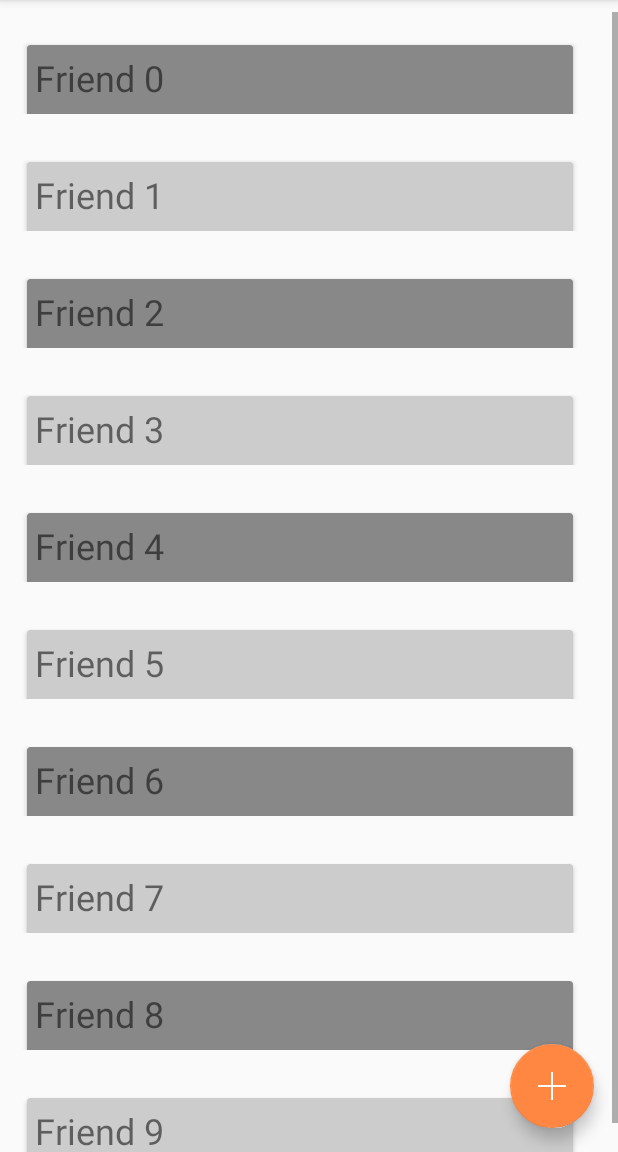
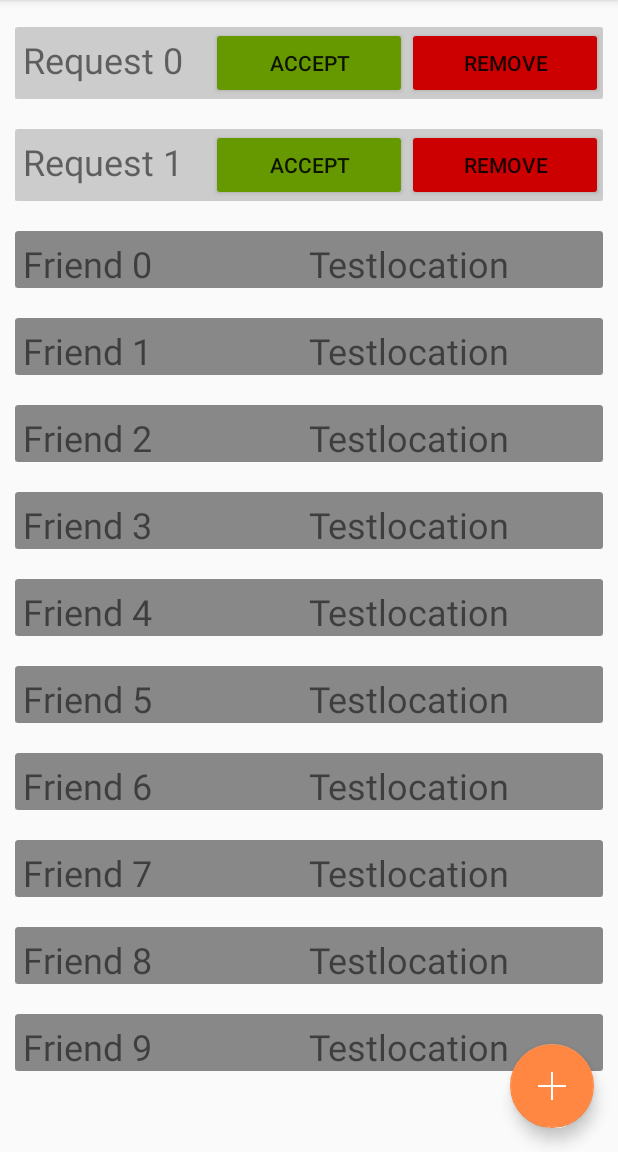
Before and after one commit to SpacesAppSoftwareEngineeringTeam/Spaces, an Android app: the FriendListActivity screen opened directly, with no data from a screen before it, on a phone screen of 412 x 824 dp, the part 84-1236 px from its top. Run offline under Robolectric (Android 15) with nearby library versions, the phone set to English and light mode, and no system bars; our stand-ins replace Firebase (no records; nobody signed in at launch, a user with empty details on screens opened directly); libraries missing offline, so code that uses them is left out: com.karumi.dexter.

Commit message:
working on friendlist stuff

```diff
--- a/app/src/main/java/com/example/spaces/spaces/FriendListActivity.java
+++ b/app/src/main/java/com/example/spaces/spaces/FriendListActivity.java
@@ -33,9 +33,16 @@ public class FriendListActivity extends BaseActivity {
         Random r = new Random();
         for (int i = 0; i < testFriendData.length; i++) {
             testFriendData[i] = new User("Friend " + i, "Friend" + i + "@case.edu");
+            testFriendData[i].setLocationID("Testlocation");
         }
 
-        mainRecyclerAdapter = new FriendListAdapter(testFriendData);
+        User[] testFriendRequestData = new User[2];
+        for (int i = 0; i < testFriendRequestData.length; i++) {
+            testFriendRequestData[i] = new User("Request " + i, "Friend" + i + "@case.edu");
+            testFriendRequestData[i].setLocationID("Testlocation");
+        }
+
+        mainRecyclerAdapter = new FriendListAdapter(testFriendData,testFriendRequestData);
         mainRecyclerView.setAdapter(mainRecyclerAdapter);
 
         // Setup add friend FAB
--- a/app/src/main/java/com/example/spaces/spaces/FriendListAdapter.java
+++ b/app/src/main/java/com/example/spaces/spaces/FriendListAdapter.java
@@ -1,11 +1,14 @@
 package com.example.spaces.spaces;
 
 import android.graphics.Color;
+import android.opengl.Visibility;
 import android.support.v7.widget.CardView;
 import android.support.v7.widget.RecyclerView;
+import android.util.Log;
 import android.view.LayoutInflater;
 import android.view.View;
 import android.view.ViewGroup;
+import android.widget.Button;
 import android.widget.TextView;
 
 import com.example.spaces.spaces.models.User;
@@ -18,7 +21,10 @@ import org.w3c.dom.Text;
 
 public class FriendListAdapter extends RecyclerView.Adapter<FriendListAdapter.ViewHolder> {
 
-    private User[] mDataset;
+    private static final String TAG = "FriendListAdapter";
+
+    private User[] mFriendsDataset;
+    private User[] mFriendRequestsDataset;
 
     // Provide a reference to the views for each data item
     // Complex data items may need more than one view per item, and
@@ -27,19 +33,25 @@ public class FriendListAdapter extends RecyclerView.Adapter<FriendListAdapter.Vi
         public CardView mCardView;       // Containing card for friend
         public TextView mFriendNameView;
         public TextView mFriendLocationView;
+        public Button mFriendAcceptButton;
+        public Button mFriendRemoveButton;
 
         public ViewHolder(View v) {
             super(v);
             mCardView = v.findViewById(R.id.friendCardView);
             mFriendNameView = v.findViewById(R.id.friendNameText);
             mFriendLocationView = v.findViewById(R.id.friendLocationText);
+            mFriendAcceptButton = v.findViewById(R.id.friendAcceptButton);
+            mFriendRemoveButton = v.findViewById(R.id.friendRemoveButton);
         }
 
     }
 
     // Provide a suitable constructor (depends on the kind of dataset)
-    public FriendListAdapter(User[] myDataset) {
-        mDataset = myDataset;
+    public FriendListAdapter(User[] myFriendsDataset, User[] myFriendRequestsDataset) {
+        mFriendsDataset = myFriendsDataset;
+        mFriendRequestsDataset = myFriendRequestsDataset;
+
     }
 
     // Create new views (invoked by the layout manager)
@@ -58,25 +70,47 @@ public class FriendListAdapter extends RecyclerView.Adapter<FriendListAdapter.Vi
     public void onBindViewHolder(ViewHolder holder, int position) {
         // - get element from your dataset at this position
         // - replace the contents of the view with that element
+        User user = getUserFromPosition(position);
 
         // Set card characteristics
-        if (position % 2 == 0)           // Alternate light gray and gray for enhanced readability
-            holder.mCardView.setCardBackgroundColor(Color.GRAY);
-        else
+        holder.mFriendNameView.setText(user.getUsername());
+        holder.mFriendNameView.setTextSize(24);
+
+        if(position < mFriendRequestsDataset.length){
             holder.mCardView.setCardBackgroundColor(Color.LTGRAY);
 
-        // Set friend name
-        holder.mFriendNameView.setText(mDataset[position].getUsername());
-        holder.mFriendNameView.setTextSize(24);
+            holder.mFriendLocationView.setVisibility(View.GONE);
+            holder.mFriendAcceptButton.setVisibility(View.VISIBLE);
+            holder.mFriendRemoveButton.setVisibility(View.VISIBLE);
+        }
+        else{
+            holder.mCardView.setCardBackgroundColor(Color.GRAY);
 
-        // Set friend location
-        holder.mFriendLocationView.setText(mDataset[position].getLocationID());
-        holder.mFriendLocationView.setTextSize(24);
+            holder.mFriendLocationView.setVisibility(View.VISIBLE);
+            holder.mFriendLocationView.setText(user.getLocationID());
+            holder.mFriendLocationView.setTextSize(24);
+
+            holder.mFriendAcceptButton.setVisibility(View.GONE);
+            holder.mFriendRemoveButton.setVisibility(View.GONE);
+        }
     }
 
     // Return the size of your dataset (invoked by the layout manager)
     @Override
     public int getItemCount() {
-        return mDataset.length;
+        return mFriendRequestsDataset.length + mFriendsDataset.length ;
+    }
+
+    public User getUserFromPosition(int position){
+        if(position < 0 || position > getItemCount()){
+            Log.d(TAG,"Position is out of range");
+        }
+        if(position < mFriendRequestsDataset.length){
+            return mFriendRequestsDataset[position];
+        }
+        else{
+            int adjustedPosition = position - mFriendRequestsDataset.length;
+            return mFriendsDataset[adjustedPosition];
+        }
     }
 }
--- a/app/src/main/java/com/example/spaces/spaces/SignInActivity.java
+++ b/app/src/main/java/com/example/spaces/spaces/SignInActivity.java
@@ -59,7 +59,7 @@ public class SignInActivity extends BaseActivity implements View.OnClickListener
 
         // Check auth on Activity start
         if (mAuth.getCurrentUser() != null) {
-            onAuthSuccess(mAuth.getCurrentUser());
+            onAuthSuccess(mAuth.getCurrentUser(), mAuth.getCurrentUser().getDisplayName());
         }
     }
 
@@ -80,7 +80,8 @@ public class SignInActivity extends BaseActivity implements View.OnClickListener
                         Log.d(TAG, "signIn:onComplete:" + task.isSuccessful());
                         hideProgressDialog();
                         if (task.isSuccessful()) {
-                            onAuthSuccess(task.getResult().getUser());
+                            FirebaseUser user = task.getResult().getUser();
+                            onAuthSuccess(user, user.getDisplayName());
                         } else {
                             Toast.makeText(SignInActivity.this, "Sign In Failed",
                                     Toast.LENGTH_SHORT).show();
@@ -121,7 +122,7 @@ public class SignInActivity extends BaseActivity implements View.OnClickListener
                                             }
                                         }
                                     });
-                            onAuthSuccess(user);
+                            onAuthSuccess(user, name);
                         } else {
                             Log.d(TAG, "createUser failed",task.getException());
                             Toast.makeText(SignInActivity.this, "Sign Up Failed",
@@ -131,12 +132,10 @@ public class SignInActivity extends BaseActivity implements View.OnClickListener
                 });
     }
 
-    private void onAuthSuccess(FirebaseUser user) {
-        //String username = usernameFromEmail(user.getEmail());
-        String username = user.getDisplayName();
+    private void onAuthSuccess(FirebaseUser user, String name) {
+        String username = name;
         // Write new user
         writeNewUser(user.getUid(), username, user.getEmail());
-
         // Go to MainActivity
         startActivity(new Intent(SignInActivity.this, MainActivity.class));
         finish();
--- a/app/src/main/res/layout/friend_cardview_item.xml
+++ b/app/src/main/res/layout/friend_cardview_item.xml
@@ -8,12 +8,14 @@
 
     <android.support.v7.widget.CardView
         android:id="@+id/friendCardView"
-        android:layout_width="364dp"
-        android:layout_height="50dp"
-        android:layout_gravity="center"
-        android:layout_marginEnd="8dp"
-        android:layout_marginStart="8dp"
-        android:layout_marginTop="8dp">
+        android:layout_width="match_parent"
+        android:layout_height="wrap_content"
+        android:layout_gravity="center">
+
+        <LinearLayout
+            android:layout_width="match_parent"
+            android:layout_height="match_parent"
+            android:orientation="horizontal">
 
             <TextView
                 android:id="@+id/friendNameText"
@@ -21,15 +23,37 @@
                 android:layout_height="match_parent"
                 android:layout_marginLeft="5dp"
                 android:layout_marginStart="5dp"
-            android:layout_marginTop="5dp" />
+                android:layout_marginTop="5dp"
+                android:layout_weight="1" />
 
             <TextView
                 android:id="@+id/friendLocationText"
                 android:layout_width="match_parent"
                 android:layout_height="match_parent"
+                android:layout_marginEnd="5dp"
                 android:layout_marginRight="5dp"
-            android:layout_marginEnd="5dp"
-            android:layout_marginTop="5dp" />
+                android:layout_marginTop="5dp"
+                android:layout_weight="1"
+                android:visibility="gone" />
+
+            <Button
+                android:id="@+id/friendAcceptButton"
+                android:layout_width="match_parent"
+                android:layout_height="wrap_content"
+                android:layout_weight="1"
+                android:backgroundTint="@android:color/holo_green_dark"
+                android:text="Accept"
+                android:visibility="visible" />
+
+            <Button
+                android:id="@+id/friendRemoveButton"
+                android:layout_width="match_parent"
+                android:layout_height="wrap_content"
+                android:layout_weight="1"
+                android:backgroundTint="@android:color/holo_red_dark"
+                android:text="Remove"
+                android:visibility="visible" />
+        </LinearLayout>
 
     </android.support.v7.widget.CardView>
 
```
Lines whose indentation alone changed are shown as unchanged.
